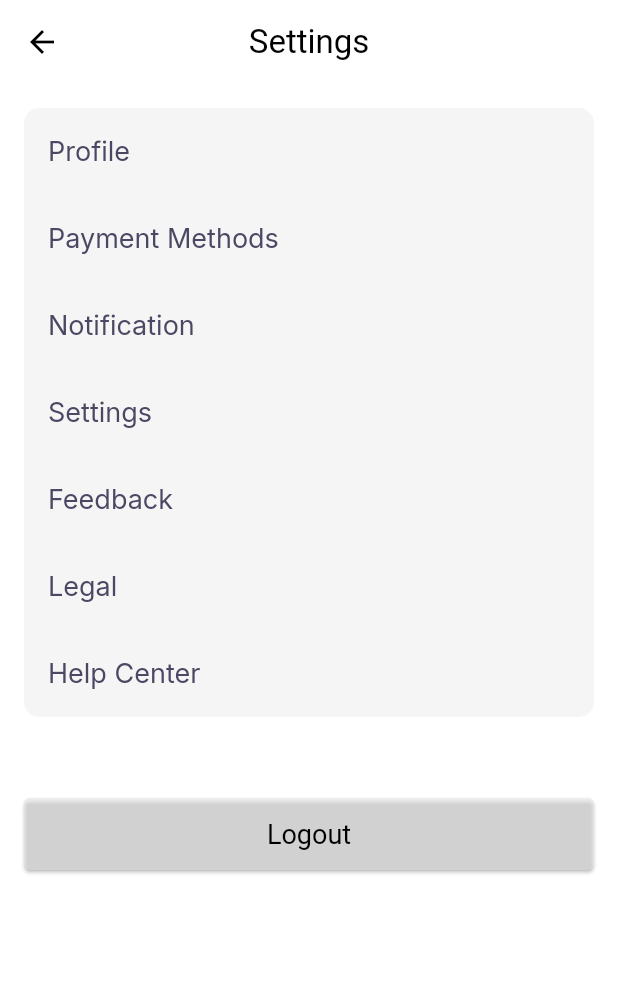
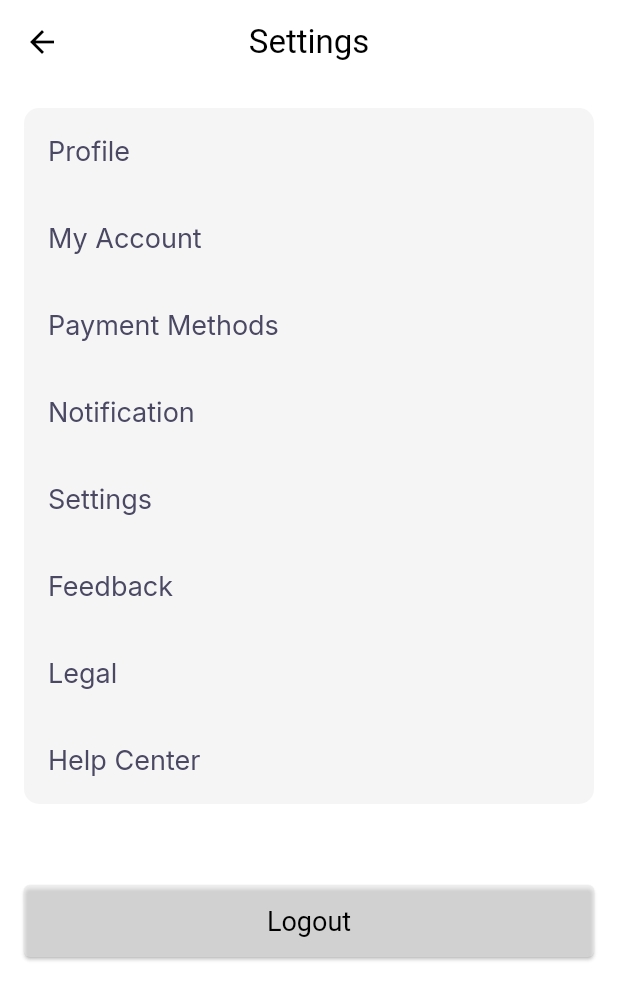
Before and after one commit to Bisecto/Refreshing, a Flutter app: the SettingsScreen screen opened directly, after a tap on "Profile", on a phone screen of 412 x 824 dp. Shown: the top 1000 px of the screen. Run offline on Flutter 3.47's test engine with Material 3 defaults, Android fonts, the phone set to English and light mode, and no system bars; our stand-ins replace adaptive_theme, bloc, device_info_plus, flutter_bloc, flutter_svg, geocoding and 7 more; missing offline and left inert: cross_connectivity, encrypt, jwt_decode; Roboto replaces fonts that are missing (CeraPro).

Commit message:
profile and settings

```diff
--- a/lib/view/app_screens/setting_pages/profile_screen.dart
+++ b/lib/view/app_screens/setting_pages/profile_screen.dart
@@ -127,11 +127,7 @@ class _ProfilePageState extends State<ProfilePage> {
                       // Email Row
                       buildInfoRow('Email', userEmail),
                       SizedBox(height: 20),
-                      // Phone Number Row
-                      buildInfoRow('Phone Number', userPhone),
-                      SizedBox(height: 20),
-                      // Date Joined Row
-                      // buildInfoRow('Date Joined', dateJoined),
+
                       Spacer(),
                       // Update Button
                       FormButton(onPressed: (){},text: 'Update',bgColor: AppColors.appMainColor,),
--- a/lib/view/app_screens/settings.dart
+++ b/lib/view/app_screens/settings.dart
@@ -9,6 +9,7 @@ import 'package:refreshing_co/view/widgets/form_button.dart';
 
 import '../../bloc/auth_bloc/auth_bloc.dart';
 import '../auth/sign_in_screen.dart';
+import 'account.dart';
 
 class SettingsScreen extends StatelessWidget {
   @override
@@ -35,18 +36,27 @@ class SettingsScreen extends StatelessWidget {
               child: Column(
                 children: [
                   InkWell(
-                      onTap: () {
-                        AppNavigator.pushAndStackPage(context,
-                            page: ProfilePage());
-                      },
-                      child: _buildSettingsOption('Profile')),
+                    onTap: () {
+                      AppNavigator.pushAndStackPage(
+                        context,
+                        page: ProfilePage(),
+                      );
+                    },
+                    child: _buildSettingsOption('Profile'),
+                  ),
+                  InkWell(onTap:(){
+                    AppNavigator.pushAndStackPage(context, page: AccountScreen());
+                  },child: _buildSettingsOption('My Account')),
                   _buildSettingsOption('Payment Methods'),
                   InkWell(
-                      onTap: () {
-                        AppNavigator.pushAndStackPage(context,
-                            page: NotificationSettingsScreen());
-                      },
-                      child: _buildSettingsOption('Notification')),
+                    onTap: () {
+                      AppNavigator.pushAndStackPage(
+                        context,
+                        page: NotificationSettingsScreen(),
+                      );
+                    },
+                    child: _buildSettingsOption('Notification'),
+                  ),
                   _buildSettingsOption('Settings'),
                   _buildSettingsOption('Feedback'),
                   _buildSettingsOption('Legal'),
@@ -61,7 +71,7 @@ class SettingsScreen extends StatelessWidget {
                 if (state is AuthSignedOut) {
                   Navigator.of(context).pushAndRemoveUntil(
                     MaterialPageRoute(builder: (_) => const SignInScreen()),
-                        (route) => false,
+                    (route) => false,
                   );
                 }
               },
@@ -74,13 +84,14 @@ class SettingsScreen extends StatelessWidget {
                 textColor: AppColors.black,
               ),
             ),
+
             // Logout button
-
           ],
         ),
       ),
     );
   }
+
   void _showLogoutDialog(BuildContext context) {
     showDialog(
       context: context,
@@ -111,15 +122,13 @@ class SettingsScreen extends StatelessWidget {
       },
     );
   }
+
   Widget _buildSettingsOption(String title) {
     return Padding(
       padding: const EdgeInsets.symmetric(vertical: 16.0, horizontal: 16.0),
       child: Align(
         alignment: Alignment.centerLeft,
-        child: CustomText(
-          text: title,
-          size: 18,
-        ),
+        child: CustomText(text: title, size: 18),
       ),
     );
   }
```
Also changed, not shown: assets/png_images/single_product.png (deleted).
